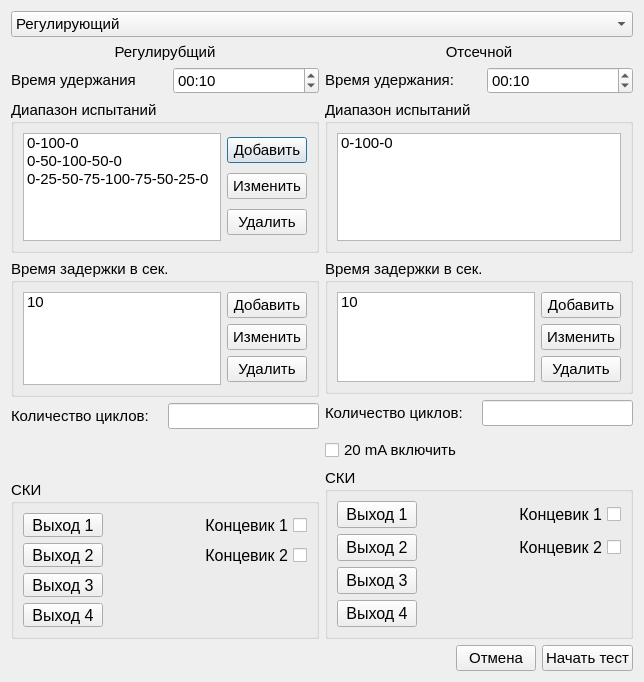
The window that CyclicTestSettings.ui (Rekvim/MpiSki) describes before a commit, drawn with Qt 5.
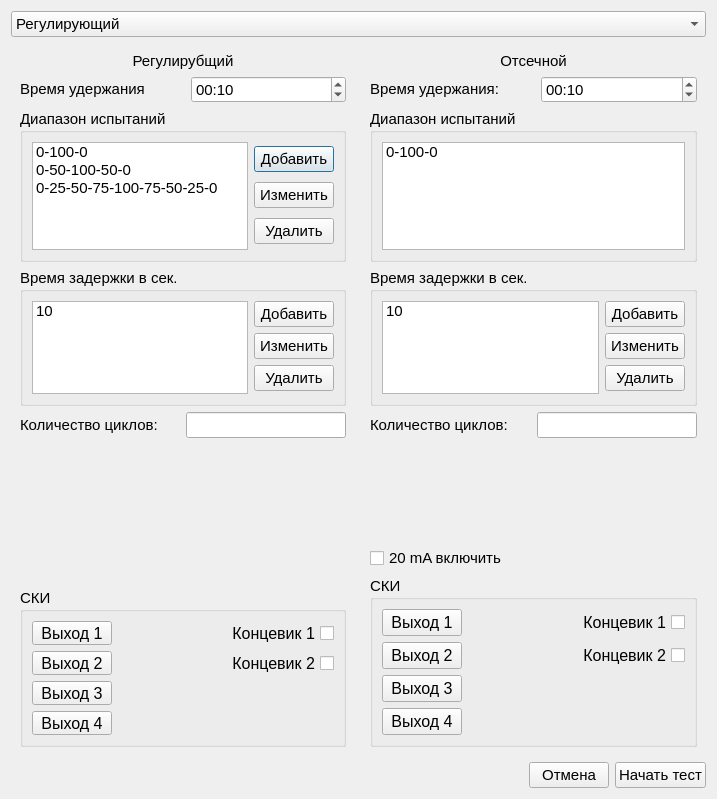
The same window after the commit.

Diff of the .ui file:
```diff
--- a/CyclicTestSettings.ui
+++ b/CyclicTestSettings.ui
@@ -6,8 +6,8 @@
    <rect>
     <x>0</x>
     <y>0</y>
-    <width>644</width>
-    <height>682</height>
+    <width>717</width>
+    <height>799</height>
    </rect>
   </property>
   <property name="font">
@@ -41,7 +41,8 @@
    <item>
     <layout class="QHBoxLayout" name="horizontalLayout_shutOffAndRegulating">
      <item>
-      <layout class="QVBoxLayout" name="verticalLayout_regulatory">
+      <widget class="QWidget" name="widget_retentionTimeRegulatory" native="true">
+       <layout class="QVBoxLayout" name="verticalLayout_2">
        <item>
         <widget class="QLabel" name="label_regulatory">
          <property name="text">
@@ -243,7 +244,7 @@
          <property name="sizeHint" stdset="0">
           <size>
            <width>20</width>
-           <height>40</height>
+            <height>121</height>
           </size>
          </property>
         </spacer>
@@ -423,9 +424,11 @@
         </widget>
        </item>
       </layout>
+      </widget>
      </item>
      <item>
-      <layout class="QVBoxLayout" name="verticalLayout_shutOff">
+      <widget class="QWidget" name="widget_shutOff" native="true">
+       <layout class="QVBoxLayout" name="verticalLayout">
        <item>
         <widget class="QLabel" name="label_shutOff">
          <property name="text">
@@ -598,7 +601,7 @@
          <property name="sizeHint" stdset="0">
           <size>
            <width>20</width>
-           <height>40</height>
+            <height>67</height>
           </size>
          </property>
         </spacer>
@@ -779,6 +782,7 @@
         </widget>
        </item>
       </layout>
+      </widget>
      </item>
     </layout>
    </item>
```
Left out of the diff: 4 changed lines with no effect on the pictures. Lines whose indentation alone changed are shown as unchanged.
